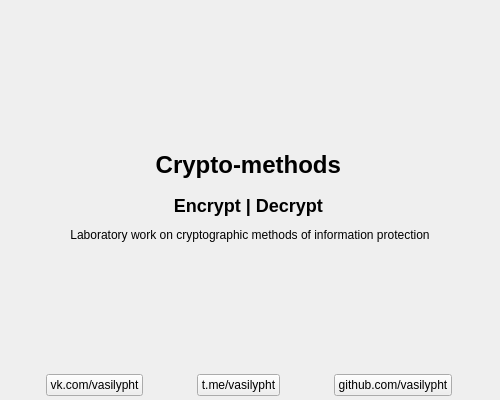
This is app/gui/defmodules/about/about.ui in vasilypht/crypto-methods as Qt 5 draws it before an edit. The edited form follows.
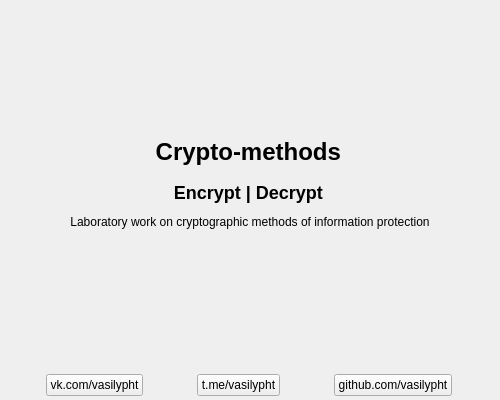
This is the edited form. Icons and pictures are not drawn.

Commit message: Fixed paths and css icon path

Patch:
```diff
--- a/app/gui/defmodules/about/about.ui
+++ b/app/gui/defmodules/about/about.ui
@@ -45,23 +45,17 @@
      </property>
     </spacer>
    </item>
-   <item>
-    <widget class="QLabel" name="label_logo">
-     <property name="text">
-      <string/>
-     </property>
-     <property name="alignment">
-      <set>Qt::AlignCenter</set>
-     </property>
-    </widget>
-   </item>
    <item>
     <widget class="QLabel" name="label_topic">
      <property name="text">
-      <string>&lt;div&gt;
-            &lt;h1 align=&quot;center&quot;&gt;Crypto-methods&lt;/h1&gt;
-            &lt;h2 align=&quot;center&quot;&gt;Encrypt | Decrypt&lt;/h2&gt;
-            &lt;p align=&quot;center&quot;&gt;Laboratory work on cryptographic methods of information protection&lt;/p&gt;
+      <string>&lt;p align=&quot;center&quot;&gt;
+    &lt;img src=&quot;icons:crypto-methods.png&quot; alt=&quot;preview&quot; height=&quot;128&quot; width=&quot;128&quot;&gt;
+ &lt;/p&gt;
+
+&lt;div&gt;
+    &lt;h1 align=&quot;center&quot;&gt;Crypto-methods&lt;/h1&gt;
+    &lt;h2 align=&quot;center&quot;&gt;Encrypt | Decrypt&lt;/h2&gt;
+    &lt;p align=&quot;center&quot;&gt;Laboratory work on cryptographic methods of information protection&lt;/p&gt;
 &lt;/div&gt;</string>
      </property>
      <property name="alignment">
```
The commit also changes 4 other files.
